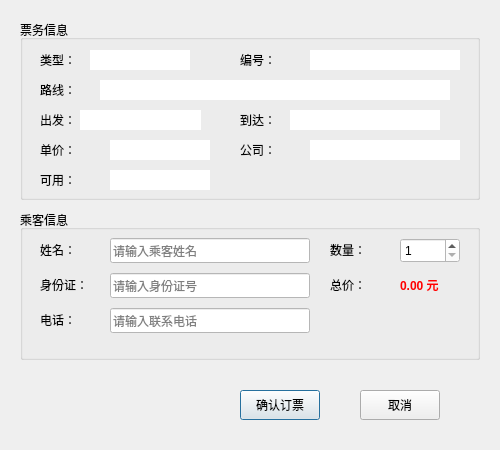
Above: Flight/order_dialog.ui from howbirdfly/FlightServer before the change. Below: the same form after it.
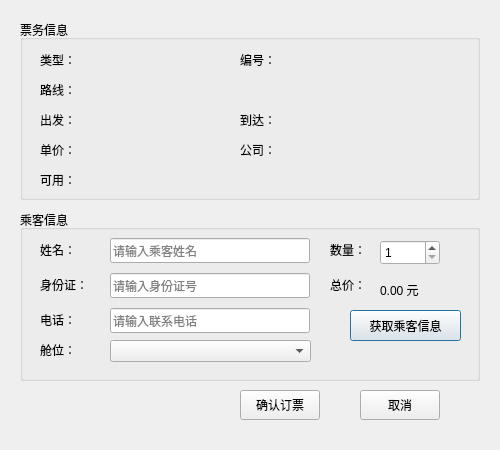
That is the form after the change.

```diff
--- a/Flight/order_dialog.ui
+++ b/Flight/order_dialog.ui
@@ -56,9 +56,6 @@
       <height>20</height>
      </rect>
     </property>
-    <property name="styleSheet">
-     <string notr="true">background-color: rgb(255, 255, 255);</string>
-    </property>
     <property name="text">
      <string/>
     </property>
@@ -88,9 +85,6 @@
       <height>20</height>
      </rect>
     </property>
-    <property name="styleSheet">
-     <string notr="true">background-color: rgb(255, 255, 255);</string>
-    </property>
     <property name="text">
      <string/>
     </property>
@@ -117,9 +111,6 @@
       <height>20</height>
      </rect>
     </property>
-    <property name="styleSheet">
-     <string notr="true">background-color: rgb(255, 255, 255);</string>
-    </property>
     <property name="text">
      <string/>
     </property>
@@ -146,9 +137,6 @@
       <height>20</height>
      </rect>
     </property>
-    <property name="styleSheet">
-     <string notr="true">background-color: rgb(255, 255, 255);</string>
-    </property>
     <property name="text">
      <string/>
     </property>
@@ -175,9 +163,6 @@
       <height>20</height>
      </rect>
     </property>
-    <property name="styleSheet">
-     <string notr="true">background-color: rgb(255, 255, 255);</string>
-    </property>
     <property name="text">
      <string/>
     </property>
@@ -204,9 +189,6 @@
       <height>20</height>
      </rect>
     </property>
-    <property name="styleSheet">
-     <string notr="true">background-color: rgb(255, 255, 255);</string>
-    </property>
     <property name="text">
      <string/>
     </property>
@@ -233,9 +215,6 @@
       <height>20</height>
      </rect>
     </property>
-    <property name="styleSheet">
-     <string notr="true">background-color: rgb(255, 255, 255);</string>
-    </property>
     <property name="text">
      <string/>
     </property>
@@ -262,9 +241,6 @@
       <height>20</height>
      </rect>
     </property>
-    <property name="styleSheet">
-     <string notr="true">background-color: rgb(255, 255, 255);</string>
-    </property>
     <property name="text">
      <string/>
     </property>
@@ -276,7 +252,7 @@
      <x>20</x>
      <y>210</y>
      <width>460</width>
-     <height>150</height>
+     <height>171</height>
     </rect>
    </property>
    <property name="styleSheet">
@@ -307,9 +283,6 @@
       <height>25</height>
      </rect>
     </property>
-    <property name="styleSheet">
-     <string notr="true">background-color: rgb(255, 255, 255);</string>
-    </property>
     <property name="placeholderText">
      <string>请输入乘客姓名</string>
     </property>
@@ -336,9 +309,6 @@
       <height>25</height>
      </rect>
     </property>
-    <property name="styleSheet">
-     <string notr="true">background-color: rgb(255, 255, 255);</string>
-    </property>
     <property name="placeholderText">
      <string>请输入身份证号</string>
     </property>
@@ -365,9 +335,6 @@
       <height>25</height>
      </rect>
     </property>
-    <property name="styleSheet">
-     <string notr="true">background-color: rgb(255, 255, 255);</string>
-    </property>
     <property name="placeholderText">
      <string>请输入联系电话</string>
     </property>
@@ -388,15 +355,12 @@
    <widget class="QSpinBox" name="spinBox_count">
     <property name="geometry">
      <rect>
-      <x>380</x>
-      <y>28</y>
+      <x>360</x>
+      <y>30</y>
       <width>60</width>
       <height>25</height>
      </rect>
     </property>
-    <property name="styleSheet">
-     <string notr="true">background-color: rgb(255, 255, 255);</string>
-    </property>
     <property name="minimum">
      <number>1</number>
     </property>
@@ -423,19 +387,52 @@
    <widget class="QLabel" name="label_total">
     <property name="geometry">
      <rect>
-      <x>380</x>
-      <y>65</y>
-      <width>61</width>
+      <x>360</x>
+      <y>70</y>
+      <width>71</width>
       <height>20</height>
      </rect>
     </property>
-    <property name="styleSheet">
-     <string>color: red; font-weight: bold;</string>
-    </property>
     <property name="text">
      <string>0.00 元</string>
     </property>
    </widget>
+   <widget class="QPushButton" name="btn_passenger">
+    <property name="geometry">
+     <rect>
+      <x>330</x>
+      <y>100</y>
+      <width>111</width>
+      <height>31</height>
+     </rect>
+    </property>
+    <property name="text">
+     <string>获取乘客信息</string>
+    </property>
+   </widget>
+   <widget class="QLabel" name="label_flighttype">
+    <property name="geometry">
+     <rect>
+      <x>20</x>
+      <y>130</y>
+      <width>60</width>
+      <height>20</height>
+     </rect>
+    </property>
+    <property name="text">
+     <string>舱位：</string>
+    </property>
+   </widget>
+   <widget class="QComboBox" name="comboBox_class">
+    <property name="geometry">
+     <rect>
+      <x>90</x>
+      <y>130</y>
+      <width>201</width>
+      <height>22</height>
+     </rect>
+    </property>
+   </widget>
   </widget>
   <widget class="QPushButton" name="btn_confirm">
    <property name="geometry">
@@ -467,14 +464,11 @@
    <property name="geometry">
     <rect>
      <x>40</x>
-     <y>370</y>
-     <width>221</width>
+     <y>380</y>
+     <width>191</width>
      <height>41</height>
     </rect>
    </property>
-   <property name="styleSheet">
-    <string>color: red; font-weight: bold;</string>
-   </property>
    <property name="text">
     <string/>
    </property>
```
